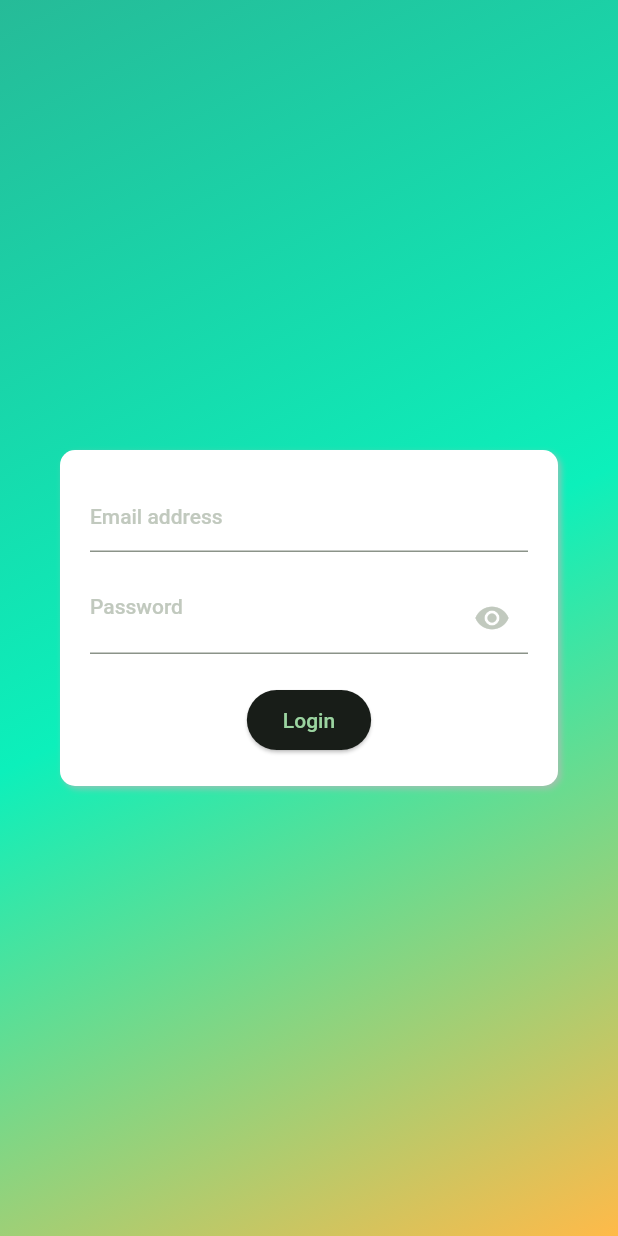
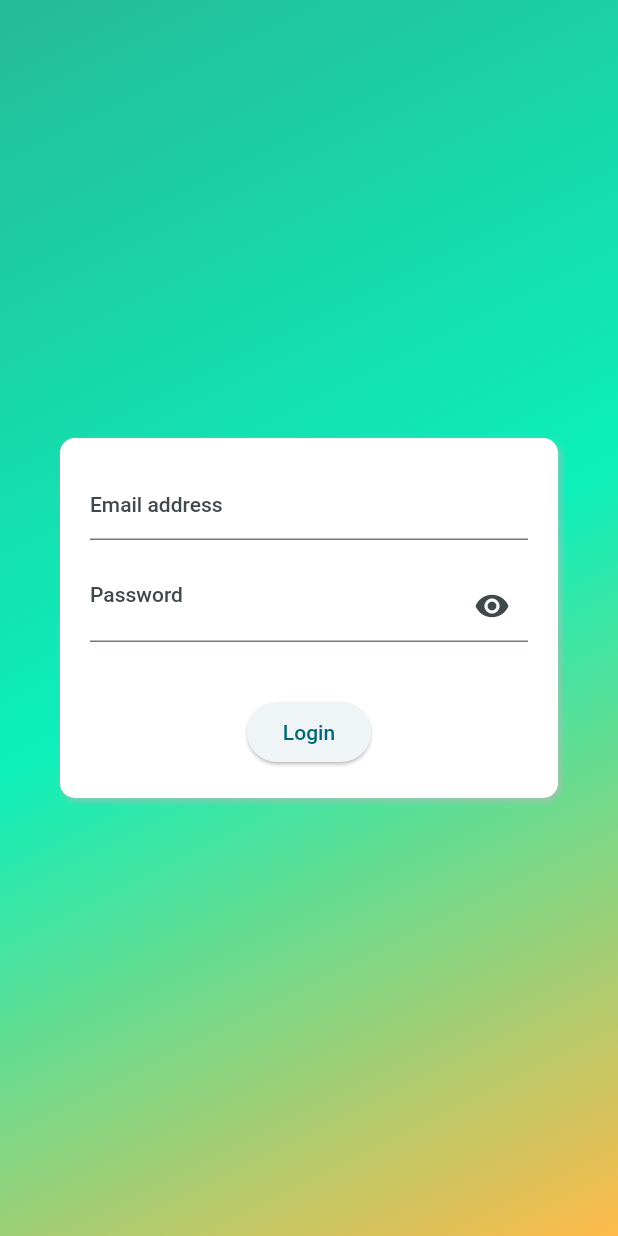
Before and after one commit to DH-Pub/project4_flutter, a Flutter app: the screen it shows after launch, after a tap on "Login", on a phone screen of 412 x 824 dp. Run offline on Flutter 3.47's test engine with Material 2 defaults, Android fonts, the phone set to English and light mode, and no system bars; our stand-ins replace dio, flutter_secure_storage, go_router, shared_preferences; network calls fail.

Commit message:
working login and authentication

```diff
--- /dev/null
+++ b/lib/constants/storage_key.dart
@@ -0,0 +1,4 @@
+class StorageKey {
+  static const String token = 'token';
+  static const String refreshToken = 'refreshToken';
+}
--- /dev/null
+++ b/lib/controllers/team_controllers.dart
@@ -0,0 +1 @@
+class TeamController {}
--- a/lib/main.dart
+++ b/lib/main.dart
@@ -1,30 +1,77 @@
+import 'dart:async';
+
 import 'package:flutter/material.dart';
-import 'package:proj4_flutter/screen/login.dart';
+import 'package:go_router/go_router.dart';
+import 'package:proj4_flutter/routes/route_configuration.dart';
+import 'package:proj4_flutter/services/app_service.dart';
+import 'package:proj4_flutter/services/auth_service.dart';
+import 'package:provider/provider.dart';
+import 'package:shared_preferences/shared_preferences.dart';
 
 var kColorSchema = ColorScheme.fromSeed(
-  seedColor: const Color.fromARGB(255, 34, 197, 94),
-  brightness: Brightness.dark,
+  seedColor: const Color.fromARGB(255, 255, 255, 255),
+  brightness: Brightness.light,
   surface: const Color.fromARGB(255, 34, 197, 94),
 );
 
-void main() {
-  runApp(const MyApp());
+Future<void> main() async {
+  WidgetsFlutterBinding.ensureInitialized();
+  final SharedPreferences sharedPreferences = await SharedPreferences.getInstance();
+  runApp(MyApp(sharedPreferences: sharedPreferences));
 }
 
-class MyApp extends StatelessWidget {
-  const MyApp({super.key});
+class MyApp extends StatefulWidget {
+  final SharedPreferences sharedPreferences;
+  const MyApp({super.key, required this.sharedPreferences});
 
-  // This widget is the root of your application.
+  @override
+  State<MyApp> createState() => _MyAppState();
+}
+
+class _MyAppState extends State<MyApp> {
+  late AppService appService;
+  late AuthService authService;
+  late StreamSubscription<bool> authSubscription;
+
+  void onAuthStateChagne(bool login) {
+    appService.loginState = login;
+  }
+
+  @override
+  void initState() {
+    appService = AppService(widget.sharedPreferences);
+    authService = AuthService();
+    authSubscription = authService.onAuthStateChange.listen(onAuthStateChagne);
+    super.initState();
+  }
+
+  @override
+  void dispose() {
+    authSubscription.cancel();
+    super.dispose();
+  }
+
   @override
   Widget build(BuildContext context) {
-    return MaterialApp(
+    return MultiProvider(
+      providers: [
+        ChangeNotifierProvider<AppService>(create: (_) => appService),
+        Provider<AppRouter>(create: (_) => AppRouter(appService)),
+        Provider<AuthService>(create: (_) => authService),
+      ],
+      child: Builder(builder: (context) {
+        final GoRouter goRouter = Provider.of<AppRouter>(context, listen: false).router;
+        return MaterialApp.router(
           title: 'TaskLog',
           theme: ThemeData().copyWith(
             useMaterial3: true,
             colorScheme: kColorSchema,
             scaffoldBackgroundColor: Colors.white,
           ),
-      home: const LoginScreen(),
+          routerConfig: goRouter,
+          // debugShowCheckedModeBanner: false,
+        );
+      }),
     );
   }
 }
--- /dev/null
+++ b/lib/routes/route_configuration.dart
@@ -0,0 +1,72 @@
+import 'package:flutter/material.dart';
+import 'package:go_router/go_router.dart';
+import 'package:proj4_flutter/routes/route_utils.dart';
+import 'package:proj4_flutter/screen/error.dart';
+import 'package:proj4_flutter/screen/login.dart';
+import 'package:proj4_flutter/screen/splash.dart';
+import 'package:proj4_flutter/screen/teams.dart';
+import 'package:proj4_flutter/services/app_service.dart';
+
+class AppRouter {
+  late final AppService appService;
+  GoRouter get router => _goRouter;
+
+  AppRouter(this.appService);
+
+  late final GoRouter _goRouter = GoRouter(
+    refreshListenable: appService,
+    initialLocation: AppPage.userTeams.toPath,
+    // debugLogDiagnostics: true,
+    routes: [
+      GoRoute(
+        name: AppPage.splash.toName,
+        path: AppPage.splash.toPath,
+        pageBuilder: (context, state) {
+          return const MaterialPage(child: SplashScreen());
+        },
+      ),
+      GoRoute(
+        name: AppPage.login.toName,
+        path: AppPage.login.toPath,
+        pageBuilder: (context, state) {
+          return const MaterialPage(child: LoginScreen());
+        },
+      ),
+      GoRoute(
+        name: AppPage.userTeams.toName,
+        path: AppPage.userTeams.toPath,
+        pageBuilder: (context, state) {
+          return const MaterialPage(child: TeamsScreen());
+        },
+      ),
+    ],
+    errorPageBuilder: (context, state) {
+      return MaterialPage(
+        child: ErrorScreen(
+          error: state.error.toString(),
+        ),
+      );
+    },
+    redirect: (context, state) {
+      final splashLocation = state.namedLocation(AppPage.splash.toName);
+      final loginLocation = state.namedLocation(AppPage.login.toName);
+      final teamsLocation = state.namedLocation(AppPage.userTeams.toName);
+
+      final isLogedIn = appService.loginState;
+      final isInitialized = appService.initialized;
+
+      final isGoingToLogin = state.matchedLocation == loginLocation;
+      final isGoingToInit = state.matchedLocation == splashLocation;
+
+      if (!isInitialized && !isGoingToInit) {
+        return splashLocation;
+      } else if (isInitialized && !isLogedIn && !isGoingToLogin) {
+        return loginLocation;
+      } else if ((isLogedIn && isGoingToLogin) || (isInitialized && isGoingToInit)) {
+        return teamsLocation;
+      } else {
+        return null;
+      }
+    },
+  );
+}
--- /dev/null
+++ b/lib/routes/route_utils.dart
@@ -0,0 +1,50 @@
+enum AppPage {
+  splash,
+  login,
+  signup,
+  error,
+  userTeams,
+  createTeam,
+  team,
+}
+
+extension AppPageExtension on AppPage {
+  static const Map<AppPage, String> pathMap = {
+    AppPage.splash: "/splash",
+    AppPage.login: "/login",
+    AppPage.signup: "/signup",
+    AppPage.error: "/error",
+    AppPage.userTeams: "/user-teams",
+    AppPage.createTeam: "/create-team",
+    AppPage.team: "/team",
+  };
+  String get toPath {
+    return pathMap[this] ?? '/';
+  }
+
+  static const Map<AppPage, String> namePath = {
+    AppPage.splash: "SPLASH",
+    AppPage.login: "LOGIN",
+    AppPage.signup: "SIGNUP",
+    AppPage.error: "ERROR",
+    AppPage.userTeams: "USER_TEAMS",
+    AppPage.createTeam: "CREATE_TEAM",
+    AppPage.team: "TEAM",
+  };
+  String get toName {
+    return namePath[this] ?? '/';
+  }
+
+  static const Map<AppPage, String> titlePath = {
+    AppPage.splash: "My App Splash",
+    AppPage.login: "Login",
+    AppPage.signup: "Signup",
+    AppPage.error: "Error",
+    AppPage.userTeams: "Your teams",
+    AppPage.createTeam: "Create a team",
+    AppPage.team: "Team",
+  };
+  String get toTitle {
+    return titlePath[this] ?? '/';
+  }
+}
--- a/lib/screen/login.dart
+++ b/lib/screen/login.dart
@@ -1,6 +1,7 @@
 import 'package:flutter/material.dart';
-import 'package:proj4_flutter/services/auth_login.dart';
+import 'package:proj4_flutter/services/auth_service.dart';
 import 'package:proj4_flutter/shared/gradient_scaffold.dart';
+import 'package:provider/provider.dart';
 
 class LoginScreen extends StatefulWidget {
   const LoginScreen({super.key});
@@ -10,7 +11,6 @@ class LoginScreen extends StatefulWidget {
 }
 
 class _LoginScreenState extends State<LoginScreen> {
-  AuthLogin authController = AuthLogin();
   late bool passwordVisible;
 
   @override
@@ -21,6 +21,8 @@ class _LoginScreenState extends State<LoginScreen> {
 
   @override
   Widget build(BuildContext context) {
+    final authService = Provider.of<AuthService>(context);
+
     return GestureDetector(
       onTap: () => FocusManager.instance.primaryFocus?.unfocus(),
       child: GradientScaffold(
@@ -44,7 +46,7 @@ class _LoginScreenState extends State<LoginScreen> {
               child: Column(
                 children: [
                   TextFormField(
-                    controller: authController.emailController,
+                    controller: authService.emailController,
                     decoration: const InputDecoration(
                       hintText: 'Email address',
                       // focusedBorder: OutlineInputBorder(),
@@ -53,7 +55,7 @@ class _LoginScreenState extends State<LoginScreen> {
                   const SizedBox(height: 20),
                   TextFormField(
                     obscureText: passwordVisible,
-                    controller: authController.passwordController,
+                    controller: authService.passwordController,
                     decoration: InputDecoration(
                       hintText: "Password",
                       suffixIcon: IconButton(
@@ -67,9 +69,15 @@ class _LoginScreenState extends State<LoginScreen> {
                     ),
                   ),
                   const SizedBox(height: 20),
+
+                  // Erro Message
+                  Text(
+                    authService.errorMessage,
+                    style: const TextStyle(color: Colors.red),
+                  ),
                   ElevatedButton(
                     onPressed: () {
-                      authController.loginUser();
+                      authService.loginUser();
                     },
                     child: const Text("Login"),
                   ),
--- /dev/null
+++ b/lib/screen/splash.dart
@@ -0,0 +1,38 @@
+import 'package:flutter/material.dart';
+import 'package:proj4_flutter/routes/route_utils.dart';
+import 'package:proj4_flutter/services/app_service.dart';
+import 'package:provider/provider.dart';
+
+class SplashScreen extends StatefulWidget {
+  const SplashScreen({super.key});
+
+  @override
+  State<SplashScreen> createState() => _SplashScreenState();
+}
+
+class _SplashScreenState extends State<SplashScreen> {
+  late AppService _appService;
+
+  @override
+  void initState() {
+    _appService = Provider.of<AppService>(context, listen: false);
+    onStartUp();
+    super.initState();
+  }
+
+  void onStartUp() async {
+    await _appService.onAppStart();
+  }
+
+  @override
+  Widget build(BuildContext context) {
+    return Scaffold(
+      appBar: AppBar(
+        title: Text(AppPage.splash.toTitle),
+      ),
+      body: const Center(
+        child: CircularProgressIndicator(),
+      ),
+    );
+  }
+}
--- /dev/null
+++ b/lib/services/app_service.dart
@@ -0,0 +1,54 @@
+import 'dart:async';
+
+import 'package:flutter/foundation.dart';
+import 'package:shared_preferences/shared_preferences.dart';
+
+// ignore: non_constant_identifier_names
+String LOGIN_KEY = "5FD6G46SDF4GD64F1VG9SD68";
+// ignore: non_constant_identifier_names
+String ONBOARD_KEY = "GD2G82CG9G82VDFGVD22DVG";
+
+class AppService with ChangeNotifier {
+  late final SharedPreferences sharedPreferences;
+  final StreamController<bool> _loginStateChange = StreamController<bool>.broadcast();
+  bool _loginState = false;
+  bool _initialized = false;
+  bool _onboarding = false;
+
+  AppService(this.sharedPreferences);
+
+  bool get loginState => _loginState;
+  bool get initialized => _initialized;
+  bool get onboarding => _onboarding;
+  Stream<bool> get loginStateChange => _loginStateChange.stream;
+
+  set loginState(bool state) {
+    sharedPreferences.setBool(LOGIN_KEY, state);
+    _loginState = state;
+    _loginStateChange.add(state);
+    notifyListeners();
+  }
+
+  set initialized(bool value) {
+    _initialized = value;
+    notifyListeners();
+  }
+
+  set onboarding(bool value) {
+    sharedPreferences.setBool(ONBOARD_KEY, value);
+    _onboarding = value;
+    notifyListeners();
+  }
+
+  Future<void> onAppStart() async {
+    _onboarding = sharedPreferences.getBool(ONBOARD_KEY) ?? false;
+    _loginState = sharedPreferences.getBool(LOGIN_KEY) ?? false;
+
+    // This is just to demonstrate the splash screen is working.
+    // In real-life applications, it is not recommended to interrupt the user experience by doing such things.
+    await Future.delayed(const Duration(seconds: 2));
+
+    _initialized = true;
+    notifyListeners();
+  }
+}
--- a/lib/services/auth_login.dart
+++ /dev/null
@@ -1,20 +0,0 @@
-import 'package:dio/dio.dart';
-import 'package:flutter/material.dart';
-import 'package:flutter_secure_storage/flutter_secure_storage.dart';
-
-class AuthLogin {
-  Dio api = Dio();
-  TextEditingController emailController = TextEditingController();
-  TextEditingController passwordController = TextEditingController();
-  final _storage = const FlutterSecureStorage();
-  Future loginUser() async {
-    const url = '/auth/login';
-
-    var response = await api.post(url, data: {
-      "username": emailController.text,
-      "password": passwordController.text,
-    });
-    if (response.statusCode == 200) {
-    } else {}
-  }
-}
--- /dev/null
+++ b/lib/services/auth_service.dart
@@ -0,0 +1,50 @@
+import 'dart:async';
+
+import 'package:dio/dio.dart';
+import 'package:flutter/material.dart';
+import 'package:flutter_secure_storage/flutter_secure_storage.dart';
+import 'package:proj4_flutter/constants/api_const.dart';
+import 'package:proj4_flutter/constants/storage_key.dart';
+
+class AuthService {
+  final StreamController<bool> _onAuthStateChange = StreamController.broadcast();
+  Stream<bool> get onAuthStateChange => _onAuthStateChange.stream;
+
+  Dio api = Dio();
+  TextEditingController emailController = TextEditingController();
+  TextEditingController passwordController = TextEditingController();
+  String errorMessage = "";
+
+  final _storage = const FlutterSecureStorage();
+  Future<bool> loginUser() async {
+    const url = '${ApiConstants.baseUrl}/auth/login';
+
+    try {
+      var response = await api.post(url, data: {
+        "username": emailController.text,
+        "password": passwordController.text,
+      });
+      if (response.statusCode == 200) {
+        String token = response.data["token"];
+        String refreshToken = response.data["refreshToken"];
+        _storage.write(key: StorageKey.token, value: token);
+        _storage.write(key: StorageKey.refreshToken, value: refreshToken);
+
+        _onAuthStateChange.add(true);
+        return true;
+      } else {
+        errorMessage = "Invalid email or password";
+        _onAuthStateChange.add(false);
+        return false;
+      }
+    } catch (e) {
+      errorMessage = "Invalid email or password";
+      _onAuthStateChange.add(false);
+      return false;
+    }
+  }
+
+  void logOut() {
+    _onAuthStateChange.add(false);
+  }
+}
--- a/pubspec.yaml
+++ b/pubspec.yaml
@@ -39,7 +39,7 @@ dependencies:
   go_router: ^9.0.0
   flutter_secure_storage: ^8.0.0
   dio: ^5.2.1+1
-  hooks_riverpod: ^2.3.6
+  provider: ^6.0.5
 
 dev_dependencies:
   flutter_test:
```
Also changed, not shown: lib/screen/error.dart (added, +16 -0 lines), lib/screen/teams.dart (added, +24 -0 lines), lib/services/api.dart (+6 -3 lines), lib/controllers/user_controllers.dart (added), pubspec.lock. Lines whose indentation alone changed are shown as unchanged.
